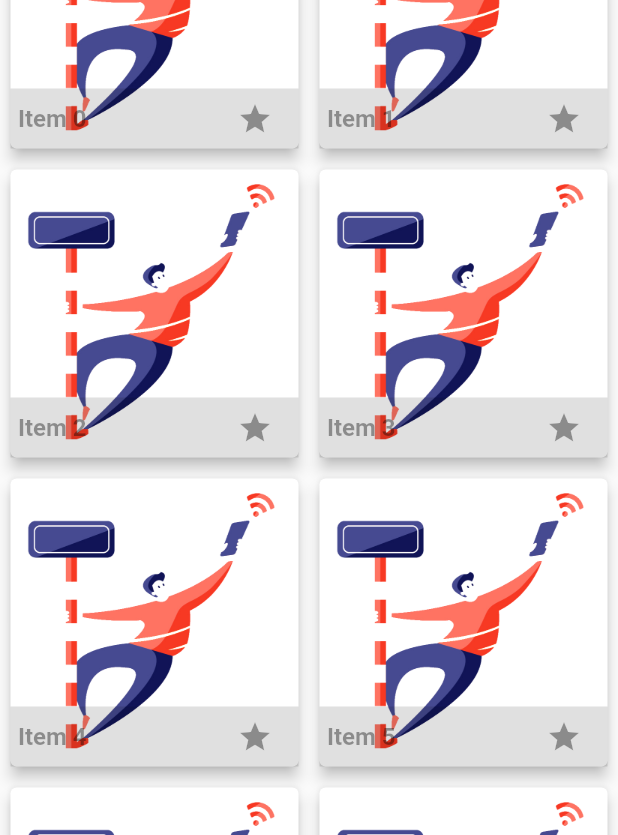
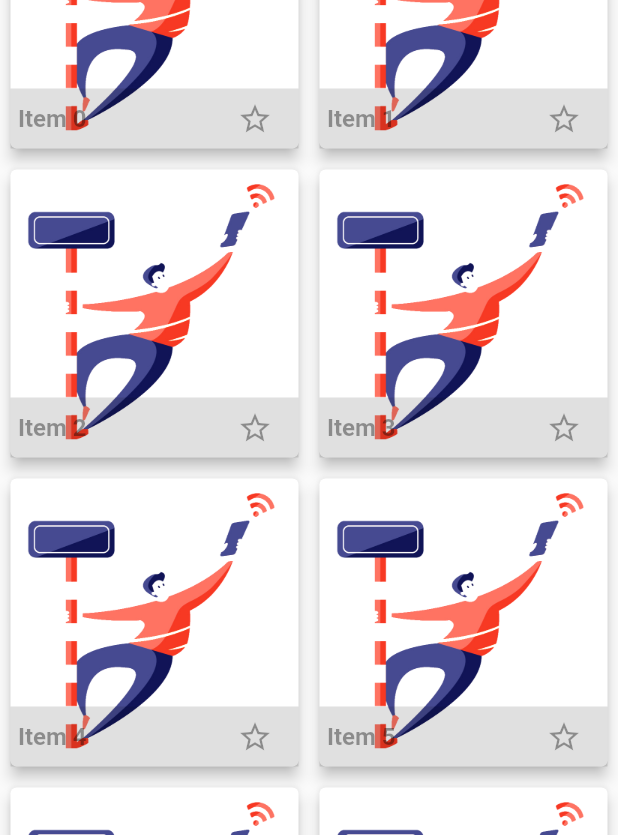
Before and after one commit to Terril/field-booking, a Flutter app: the screen it shows after launch, on a phone screen of 412 x 824 dp. Shown: the part 234-1069 px from the top of the screen. Run offline on Flutter 3.47's test engine with Material 2 defaults, Android fonts, the phone set to English and light mode, and no system bars; missing offline and left inert: flutter_share.

Commit message:
Added Logic for multiselect for items inside gridView for sports

```diff
--- a/lib/pages/sports_selection_page.dart
+++ b/lib/pages/sports_selection_page.dart
@@ -13,21 +13,30 @@ class SportsSelectionPage extends StatefulWidget {
 }
 
 class SportsSelectionState extends State<SportsSelectionPage> {
-  List<Sports> _selectedIcons = [];
+  List<int> _selectedIcons = [];
   final List<Sports> _sportList = [];
+
+  void _changeSelection({int index}) {
+    if (_selectedIcons.contains(index)) {
+      _selectedIcons.remove(index);
+    } else {
+      _selectedIcons.add(index);
+    }
+    if (index == -1) {
+      _selectedIcons.clear();
+    }
+  }
 
   @override
   Widget build(BuildContext context) {
     final title = 'Sports Selection';
-    Widget _submitGames() =>
-        InkWell(
+    Widget _submitGames() => InkWell(
         onTap: () {},
         child: IconButton(
           icon: Icon(Icons.check, color: Colors.white),
           onPressed: () {
             Navigator.push(
-                    context,
-                    MaterialPageRoute(builder: (context) => HomeTabApp()));
+                context, MaterialPageRoute(builder: (context) => HomeTabApp()));
           },
         ));
     return MaterialApp(
@@ -80,15 +89,18 @@ class SportsSelectionState extends State<SportsSelectionPage> {
                                   ),
                                   IconButton(
                                       padding: EdgeInsets.symmetric(),
-                                      icon: Icon(Icons.star,
-                                          color: Colors.black38),
+                                      icon: Icon(
+                                          _selectedIcons.contains(index)
+                                              ? Icons.star
+                                              : Icons.star_border,
+                                          color: _selectedIcons.contains(index)
+                                              ? Colors.green
+                                              : Colors.black38),
                                       onPressed: () {
-                                        _selectedIcons.clear();
                                         setState(() {
-                                          _selectedIcons.add(true);
+                                          _changeSelection(index: index);
                                         });
-                                      })
-                                      .addSplash()
+                                      }).addSplash()
                                 ]))),
                   ],
                 ));
@@ -97,5 +109,4 @@ class SportsSelectionState extends State<SportsSelectionPage> {
       ),
     );
   }
-
 }
```
Lines whose indentation alone changed are shown as unchanged.
